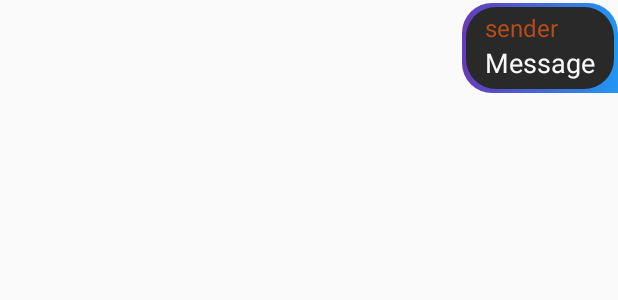
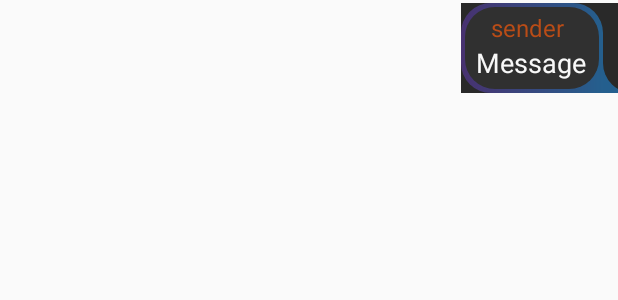
Before and after one commit to DenShlk/VoblaChat, an Android app: the layout my_message_item.xml on its own in the app's theme, with its tools: preview values and no code run, on a phone screen of 412 x 824 dp. Shown: the top 300 px of the screen. Run offline under Robolectric (Android 15) with nearby library versions, the phone set to English and light mode, and no system bars.

Commit message:
+low-contrast

```diff
--- a/app/src/main/AndroidManifest.xml
+++ b/app/src/main/AndroidManifest.xml
@@ -9,14 +9,14 @@
         android:roundIcon="@mipmap/ic_launcher_round"
         android:supportsRtl="true"
         android:theme="@style/AppTheme">
-        <activity android:name=".MainActivity"></activity>
-        <activity android:name=".StartActivity">
+        <activity android:name=".MainActivity">
             <intent-filter>
                 <action android:name="android.intent.action.MAIN" />
 
                 <category android:name="android.intent.category.LAUNCHER" />
             </intent-filter>
         </activity>
+        <activity android:name=".StartActivity"></activity>
 
     </application>
 
--- a/app/src/main/java/com/hyperspere/voblachat/Adapter/MessageAdapter.java
+++ b/app/src/main/java/com/hyperspere/voblachat/Adapter/MessageAdapter.java
@@ -7,7 +7,6 @@ import android.view.View;
 import android.view.ViewGroup;
 import android.widget.TextView;
 
-import androidx.annotation.ColorInt;
 import androidx.annotation.NonNull;
 import androidx.core.content.ContextCompat;
 import androidx.recyclerview.widget.RecyclerView;
@@ -40,7 +39,7 @@ public class MessageAdapter extends RecyclerView.Adapter<MessageAdapter.ViewHold
 		this.username = username;
 
 		user2color = new HashMap<>();
-		user2color.put(username, ContextCompat.getColor(mContext, R.color.my_message_color));
+		user2color.put(username, ContextCompat.getColor(mContext, R.color.colorMineMessage));
 
 		colors = new ArrayList<>(Arrays.asList(
 				Color.parseColor("#E1C340"),
--- a/app/src/main/res/drawable/edittext_background.xml
+++ b/app/src/main/res/drawable/edittext_background.xml
@@ -5,7 +5,7 @@
         android:left="0dp">
         <shape>
             <gradient android:startColor="@color/colorPrimary" android:endColor="@color/colorPrimaryDark"/>
-            <corners android:radius="100.0dip" />
+            <corners android:radius="50.0dip" />
         </shape>
     </item>
 
@@ -15,7 +15,7 @@
         android:bottom="3dp">
         <shape>
             <solid android:color="@color/colorBackground"/>
-            <corners android:radius="100.0dip" />
+            <corners android:radius="50.0dip" />
         </shape>
     </item>
 </layer-list>
--- a/app/src/main/res/drawable/my_message_background.xml
+++ b/app/src/main/res/drawable/my_message_background.xml
@@ -1,21 +1,47 @@
 <?xml version="1.0" encoding="utf-8"?>
 <layer-list
     xmlns:android="http://schemas.android.com/apk/res/android">
+
+    <item>
+        <color android:color="@color/colorBackground"/>
+    </item>
+
     <item
-        android:left="0dp">
+        android:left="0dp"
+        android:right="10dp">
         <shape>
-            <gradient android:startColor="@color/colorPrimaryDark" android:endColor="@color/colorPrimary"/>
+            <gradient android:startColor="@color/colorPrimaryDarkTransparent"
+                android:endColor="@color/colorPrimaryTransparent"/>
             <corners android:radius="20.0dip" android:bottomRightRadius="0dp"/>
         </shape>
     </item>
 
     <item android:left="3dp"
-        android:right="3dp"
+        android:right="13dp"
         android:top="3dp"
         android:bottom="3dp">
         <shape>
-            <solid android:color="@color/colorBackground"/>
+            <solid android:color="@color/colorMessageBackground"/>
             <corners android:radius="20.0dip" />
         </shape>
     </item>
+
+
+    <item
+        android:gravity="right"
+        android:right="-10.5dp"
+        android:width="20dp">
+        <shape>
+            <solid android:color="@color/colorPrimaryTransparent"/>
+        </shape>
+    </item>
+    <item
+        android:gravity="right"
+        android:right="-10dp"
+        android:width="20dp">
+        <shape>
+            <solid android:color="@color/colorBackground"/>
+            <corners android:bottomLeftRadius="20dp"/>
+        </shape>
+    </item>
 </layer-list>
--- a/app/src/main/res/layout/activity_start.xml
+++ b/app/src/main/res/layout/activity_start.xml
@@ -87,6 +87,8 @@
         android:layout_width="wrap_content"
         android:layout_height="wrap_content"
         android:layout_marginStart="20dp"
+        android:autoSizeTextType="uniform"
+        android:singleLine="true"
         android:text="Welcome to Vobla Chat!"
         android:textSize="30sp"
         app:layout_constraintBottom_toBottomOf="@+id/toolbar"
--- a/app/src/main/res/layout/my_message_item.xml
+++ b/app/src/main/res/layout/my_message_item.xml
@@ -23,18 +23,20 @@
             android:id="@+id/username_tv2"
             android:layout_width="wrap_content"
             android:layout_height="wrap_content"
-            android:layout_marginHorizontal="15dp"
+            android:layout_marginLeft="20dp"
             android:layout_marginTop="5dp"
+            android:layout_marginRight="30dp"
             android:maxWidth="330dp"
             android:text="sender"
-            android:textColor="@color/my_message_color"
+            android:textColor="@color/colorMineMessage"
             android:textSize="16sp" />
 
         <TextView
             android:id="@+id/message_tv"
             android:layout_width="wrap_content"
             android:layout_height="wrap_content"
-            android:layout_marginHorizontal="15dp"
+            android:layout_marginLeft="10dp"
+            android:layout_marginRight="21dp"
             android:layout_marginBottom="8dp"
             android:maxWidth="330dp"
             android:text="Message"
--- a/app/src/main/res/layout/your_message_item.xml
+++ b/app/src/main/res/layout/your_message_item.xml
@@ -17,8 +17,9 @@
             android:id="@+id/username_tv2"
             android:layout_width="wrap_content"
             android:layout_height="wrap_content"
-            android:layout_marginHorizontal="15dp"
+            android:layout_marginLeft="30dp"
             android:layout_marginTop="5dp"
+            android:layout_marginRight="15dp"
             android:maxWidth="330dp"
             android:text="sender"
             android:textColor="#00BFA5"
@@ -28,7 +29,8 @@
             android:id="@+id/message_tv"
             android:layout_width="wrap_content"
             android:layout_height="wrap_content"
-            android:layout_marginHorizontal="15dp"
+            android:layout_marginLeft="21dp"
+            android:layout_marginRight="11dp"
             android:layout_marginBottom="8dp"
             android:maxWidth="330dp"
             android:text="Message"
--- a/app/src/main/res/values/colors.xml
+++ b/app/src/main/res/values/colors.xml
@@ -2,7 +2,10 @@
 <resources>
     <color name="colorPrimary">#2196F3</color>
     <color name="colorPrimaryDark">#673AB7</color>
+    <color name="colorPrimaryTransparent">#802196F3</color>
+    <color name="colorPrimaryDarkTransparent">#80673AB7</color>
     <color name="colorAccent">#89b73a</color>
     <color name="colorBackground">#292929</color>
-    <color name="my_message_color">#B94C17</color>
+    <color name="colorMessageBackground">#303030</color>
+    <color name="colorMineMessage">#B94C17</color>
 </resources>
```
Also changed, not shown: app/src/main/java/com/hyperspere/voblachat/MainActivity.java (+6 -5 lines), app/src/main/res/drawable/your_message_background.xml (+31 -4 lines), app/src/main/res/layout/activity_main.xml (+40 -29 lines).
